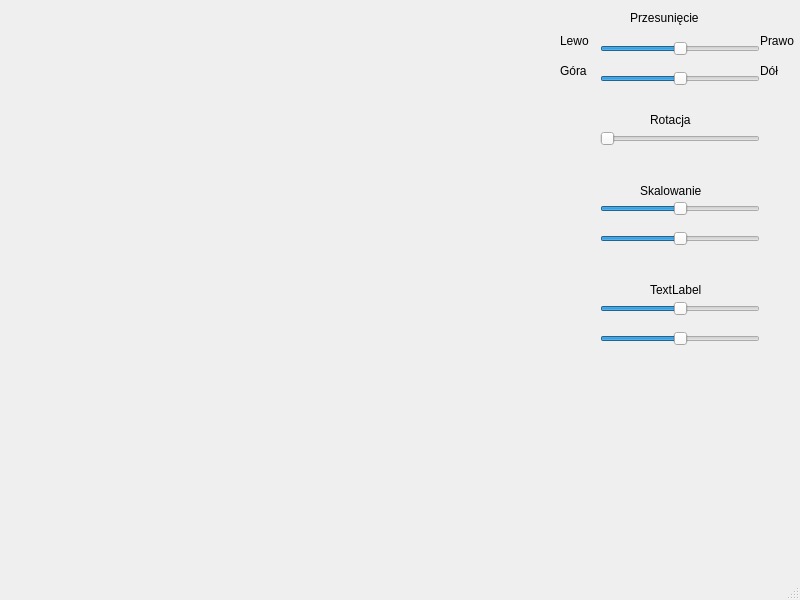
This is przeksztalcenia2D/mainwindow.ui in olapabian/grafika as Qt 5 draws it before an edit. The edited form follows.
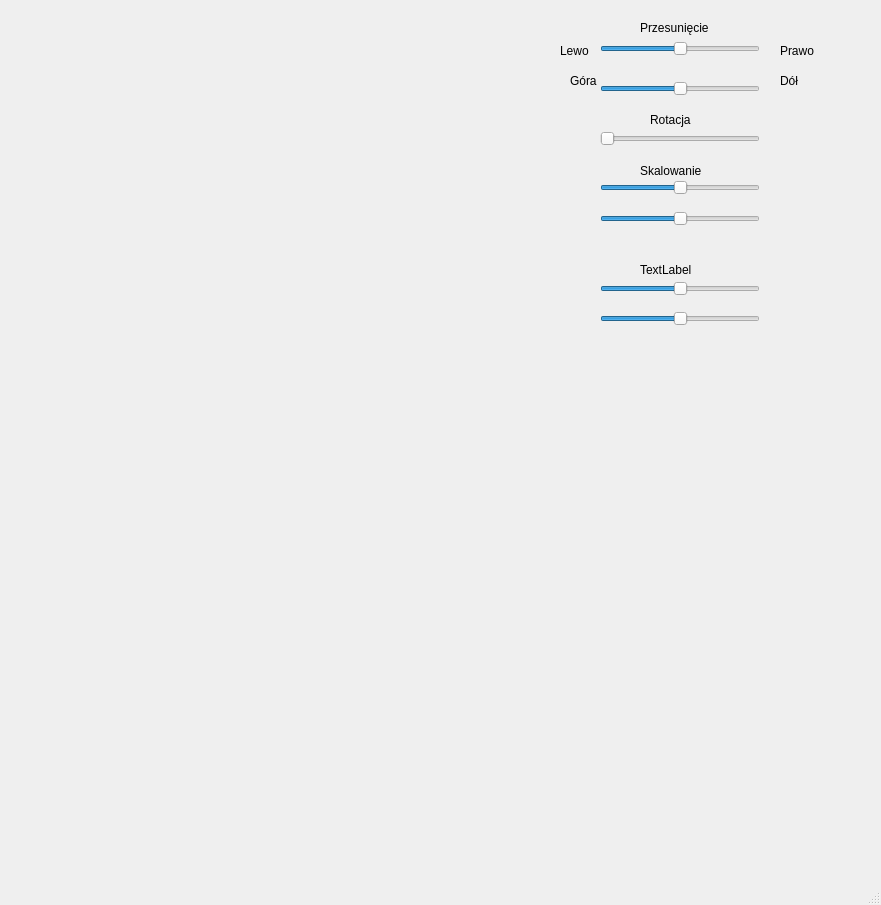
This is the edited form.

```diff
--- a/przeksztalcenia2D/mainwindow.ui
+++ b/przeksztalcenia2D/mainwindow.ui
@@ -6,83 +6,32 @@
    <rect>
     <x>0</x>
     <y>0</y>
-    <width>800</width>
-    <height>600</height>
+    <width>881</width>
+    <height>905</height>
    </rect>
   </property>
   <property name="windowTitle">
    <string>MainWindow</string>
   </property>
   <widget class="QWidget" name="centralwidget">
-   <widget class="QSlider" name="LewoPrawo">
+   <widget class="QLabel" name="label_6">
     <property name="geometry">
      <rect>
-      <x>600</x>
-      <y>40</y>
-      <width>160</width>
-      <height>18</height>
+      <x>650</x>
+      <y>110</y>
+      <width>63</width>
+      <height>20</height>
      </rect>
     </property>
-    <property name="maximum">
-     <number>99</number>
-    </property>
-    <property name="value">
-     <number>50</number>
-    </property>
-    <property name="orientation">
-     <enum>Qt::Horizontal</enum>
-    </property>
-   </widget>
-   <widget class="QSlider" name="GoraDol">
-    <property name="geometry">
-     <rect>
-      <x>600</x>
-      <y>70</y>
-      <width>160</width>
-      <height>18</height>
-     </rect>
-    </property>
-    <property name="maximum">
-     <number>99</number>
-    </property>
-    <property name="value">
-     <number>50</number>
-    </property>
-    <property name="orientation">
-     <enum>Qt::Horizontal</enum>
-    </property>
-   </widget>
-   <widget class="QLabel" name="label">
-    <property name="geometry">
-     <rect>
-      <x>630</x>
-      <y>10</y>
-      <width>151</width>
-      <height>16</height>
-     </rect>
-    </property>
     <property name="text">
-     <string>Przesunięcie</string>
-    </property>
-   </widget>
-   <widget class="QLabel" name="label_2">
-    <property name="geometry">
-     <rect>
-      <x>560</x>
-      <y>30</y>
-      <width>41</width>
-      <height>21</height>
-     </rect>
-    </property>
-    <property name="text">
-     <string>Lewo</string>
+     <string>Rotacja</string>
     </property>
    </widget>
    <widget class="QLabel" name="label_3">
     <property name="geometry">
      <rect>
-      <x>760</x>
-      <y>30</y>
+      <x>780</x>
+      <y>40</y>
       <width>41</width>
       <height>21</height>
      </rect>
@@ -91,24 +40,37 @@
      <string>Prawo</string>
     </property>
    </widget>
+   <widget class="QLabel" name="label_8">
+    <property name="geometry">
+     <rect>
+      <x>640</x>
+      <y>260</y>
+      <width>63</width>
+      <height>20</height>
+     </rect>
+    </property>
+    <property name="text">
+     <string>TextLabel</string>
+    </property>
+   </widget>
+   <widget class="QLabel" name="label_2">
+    <property name="geometry">
+     <rect>
+      <x>560</x>
+      <y>40</y>
+      <width>41</width>
+      <height>21</height>
+     </rect>
+    </property>
+    <property name="text">
+     <string>Lewo</string>
+    </property>
+   </widget>
    <widget class="QLabel" name="label_4">
     <property name="geometry">
      <rect>
-      <x>560</x>
-      <y>60</y>
-      <width>31</width>
-      <height>21</height>
-     </rect>
-    </property>
-    <property name="text">
-     <string>Góra</string>
-    </property>
-   </widget>
-   <widget class="QLabel" name="label_5">
-    <property name="geometry">
-     <rect>
-      <x>760</x>
-      <y>60</y>
+      <x>780</x>
+      <y>70</y>
       <width>31</width>
       <height>21</height>
      </rect>
@@ -117,37 +79,53 @@
      <string>Dół</string>
     </property>
    </widget>
-   <widget class="QLabel" name="label_6">
+   <widget class="QLabel" name="label_5">
     <property name="geometry">
      <rect>
-      <x>650</x>
-      <y>110</y>
-      <width>63</width>
-      <height>20</height>
+      <x>640</x>
+      <y>20</y>
+      <width>151</width>
+      <height>16</height>
      </rect>
     </property>
     <property name="text">
-     <string>Rotacja</string>
+     <string>Przesunięcie</string>
     </property>
    </widget>
-   <widget class="QSlider" name="Rotacja">
+   <widget class="QSlider" name="Skalownie">
     <property name="geometry">
      <rect>
       <x>600</x>
-      <y>130</y>
-      <width>160</width>
-      <height>18</height>
-     </rect>
-    </property>
-    <property name="orientation">
-     <enum>Qt::Horizontal</enum>
-    </property>
-   </widget>
-   <widget class="QLabel" name="label_7">
-    <property name="geometry">
-     <rect>
-      <x>640</x>
       <y>180</y>
+      <width>160</width>
+      <height>16</height>
+     </rect>
+    </property>
+    <property name="value">
+     <number>50</number>
+    </property>
+    <property name="orientation">
+     <enum>Qt::Horizontal</enum>
+    </property>
+   </widget>
+   <widget class="QLabel" name="label_7">
+    <property name="geometry">
+     <rect>
+      <x>570</x>
+      <y>70</y>
+      <width>31</width>
+      <height>21</height>
+     </rect>
+    </property>
+    <property name="text">
+     <string>Góra</string>
+    </property>
+   </widget>
+   <widget class="QLabel" name="label_9">
+    <property name="geometry">
+     <rect>
+      <x>640</x>
+      <y>160</y>
       <width>81</width>
       <height>21</height>
      </rect>
@@ -156,72 +134,100 @@
      <string>Skalowanie</string>
     </property>
    </widget>
-   <widget class="QSlider" name="Skalownie">
-    <property name="geometry">
-     <rect>
-      <x>600</x>
-      <y>200</y>
-      <width>160</width>
-      <height>18</height>
-     </rect>
-    </property>
-    <property name="value">
-     <number>50</number>
-    </property>
-    <property name="orientation">
-     <enum>Qt::Horizontal</enum>
-    </property>
-   </widget>
-   <widget class="QSlider" name="Skalowanie2">
-    <property name="geometry">
-     <rect>
-      <x>600</x>
-      <y>230</y>
-      <width>160</width>
-      <height>18</height>
-     </rect>
-    </property>
-    <property name="value">
-     <number>50</number>
-    </property>
-    <property name="orientation">
-     <enum>Qt::Horizontal</enum>
-    </property>
-   </widget>
    <widget class="QSlider" name="horizontalSlider_6">
     <property name="geometry">
      <rect>
       <x>600</x>
-      <y>300</y>
-      <width>160</width>
-      <height>18</height>
-     </rect>
-    </property>
-    <property name="value">
-     <number>50</number>
-    </property>
-    <property name="orientation">
-     <enum>Qt::Horizontal</enum>
-    </property>
-   </widget>
-   <widget class="QLabel" name="label_8">
-    <property name="geometry">
-     <rect>
-      <x>650</x>
       <y>280</y>
-      <width>63</width>
-      <height>20</height>
+      <width>160</width>
+      <height>18</height>
      </rect>
     </property>
-    <property name="text">
-     <string>TextLabel</string>
+    <property name="value">
+     <number>50</number>
+    </property>
+    <property name="orientation">
+     <enum>Qt::Horizontal</enum>
+    </property>
+   </widget>
+   <widget class="QSlider" name="LewoPrawo">
+    <property name="geometry">
+     <rect>
+      <x>600</x>
+      <y>40</y>
+      <width>160</width>
+      <height>18</height>
+     </rect>
+    </property>
+    <property name="maximum">
+     <number>544</number>
+    </property>
+    <property name="value">
+     <number>272</number>
+    </property>
+    <property name="orientation">
+     <enum>Qt::Horizontal</enum>
+    </property>
+   </widget>
+   <widget class="QSlider" name="GoraDol">
+    <property name="geometry">
+     <rect>
+      <x>600</x>
+      <y>80</y>
+      <width>160</width>
+      <height>18</height>
+     </rect>
+    </property>
+    <property name="maximum">
+     <number>676</number>
+    </property>
+    <property name="value">
+     <number>338</number>
+    </property>
+    <property name="sliderPosition">
+     <number>338</number>
+    </property>
+    <property name="orientation">
+     <enum>Qt::Horizontal</enum>
+    </property>
+   </widget>
+   <widget class="QSlider" name="Rotacja">
+    <property name="geometry">
+     <rect>
+      <x>600</x>
+      <y>130</y>
+      <width>160</width>
+      <height>18</height>
+     </rect>
+    </property>
+    <property name="maximum">
+     <number>360</number>
+    </property>
+    <property name="orientation">
+     <enum>Qt::Horizontal</enum>
+    </property>
+   </widget>
+   <widget class="QSlider" name="Skalowanie2">
+    <property name="geometry">
+     <rect>
+      <x>600</x>
+      <y>210</y>
+      <width>160</width>
+      <height>18</height>
+     </rect>
+    </property>
+    <property name="value">
+     <number>50</number>
+    </property>
+    <property name="orientation">
+     <enum>Qt::Horizontal</enum>
     </property>
    </widget>
    <widget class="QSlider" name="horizontalSlider_7">
     <property name="geometry">
      <rect>
       <x>600</x>
-      <y>330</y>
+      <y>310</y>
       <width>160</width>
       <height>18</height>
      </rect>
@@ -239,7 +245,7 @@
     <rect>
      <x>0</x>
      <y>0</y>
-     <width>800</width>
+     <width>881</width>
      <height>25</height>
     </rect>
    </property>
```
